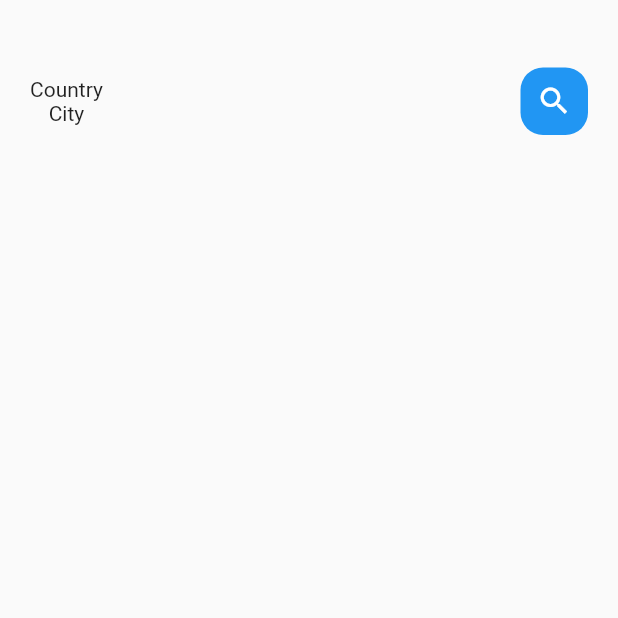
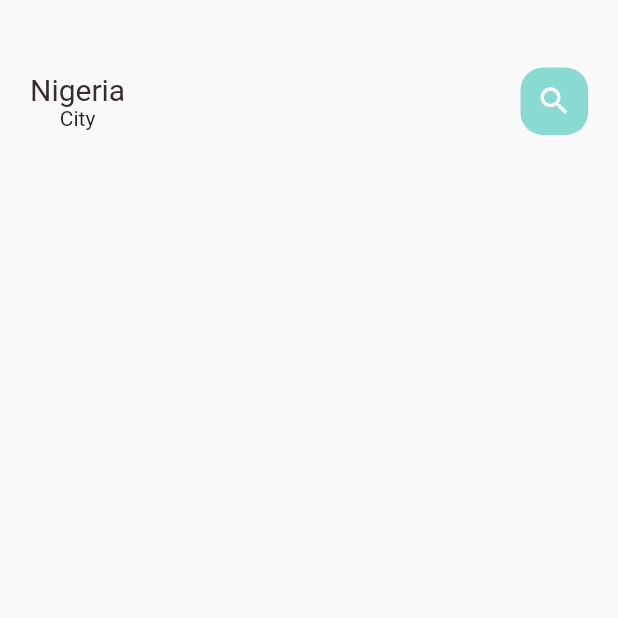
Before and after one commit to ChidiChuks/food_delivery, a Flutter app: the screen it shows after launch, on a phone screen of 412 x 824 dp, the top half of it. Run offline on Flutter 3.47's test engine with Material 2 defaults, Android fonts, the phone set to English and light mode, and no system bars.

Commit message:
created the widgets directory to contain reusable texts in the app project

```diff
--- a/lib/home/main_food_page.dart
+++ b/lib/home/main_food_page.dart
@@ -1,4 +1,6 @@
 import 'package:flutter/material.dart';
+import 'package:food_delivery/utils/colors.dart';
+import 'package:food_delivery/widgets/big_text.dart';
 
 class MainFoodPage extends StatefulWidget {
   const MainFoodPage({Key? key}) : super(key: key);
@@ -28,7 +30,7 @@ class _MainFoodPageState extends State<MainFoodPage> {
                 children: [
                   Column(
                     children: [
-                      Text("Country"),
+                      BigText(text: "Nigeria"),
                       Text("City"),
                     ],
                   ),
@@ -42,7 +44,7 @@ class _MainFoodPageState extends State<MainFoodPage> {
                       ),
                       decoration: BoxDecoration(
                         borderRadius: BorderRadius.circular(15),
-                        color: Colors.blue,
+                        color: AppColors.mainColor,
                       ),
                     ),
                   ),
--- /dev/null
+++ b/lib/widgets/big_text.dart
@@ -0,0 +1,30 @@
+import 'package:flutter/material.dart';
+
+class BigText extends StatelessWidget {
+  Color? color;
+  final String text;
+  double size;
+  TextOverflow overFlow;
+
+  BigText({
+    Key? key,
+    this.color = const Color(0xFF332d2b),
+    required this.text,
+    this.size = 20,
+    this.overFlow = TextOverflow.fade,
+  }) : super(key: key);
+
+  @override
+  Widget build(BuildContext context) {
+    return Text(
+      text,
+      overflow: overFlow,
+      style: TextStyle(
+        fontFamily: 'Roboto',
+        color: color,
+        fontSize: size,
+        fontWeight: FontWeight.w400,
+      ),
+    );
+  }
+}
```
